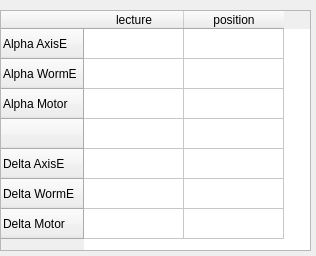
First picture: the form in ESO50CM/Console/encoder.ui, repository tzuchiangshen/eso50cm, before the edit.
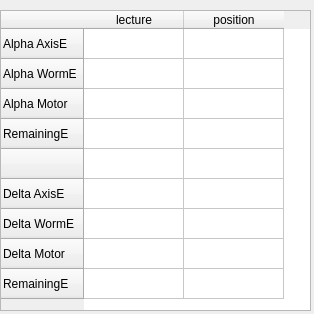
Second picture: the form after the edit.

```diff
--- a/ESO50CM/Console/encoder.ui
+++ b/ESO50CM/Console/encoder.ui
@@ -6,8 +6,8 @@
    <rect>
     <x>0</x>
     <y>0</y>
-    <width>316</width>
-    <height>256</height>
+    <width>314</width>
+    <height>314</height>
    </rect>
   </property>
   <property name="windowTitle">
@@ -19,7 +19,7 @@
      <x>0</x>
      <y>10</y>
      <width>311</width>
-     <height>241</height>
+     <height>301</height>
     </rect>
    </property>
    <property name="minimumSize">
@@ -43,6 +43,11 @@
      <string>Alpha Motor</string>
     </property>
    </row>
+   <row>
+    <property name="text">
+     <string>RemainingE</string>
+    </property>
+   </row>
    <row>
     <property name="text">
      <string/>
@@ -63,6 +68,11 @@
      <string>Delta Motor</string>
     </property>
    </row>
+   <row>
+    <property name="text">
+     <string>RemainingE</string>
+    </property>
+   </row>
    <column>
     <property name="text">
      <string>lecture</string>
```
